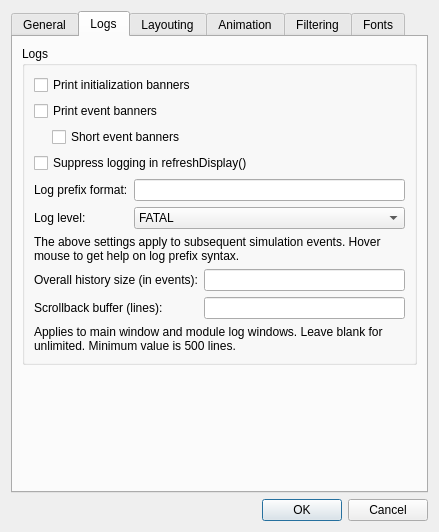
This is src/qtenv/preferencesdialog.ui in omnetpp/omnetpp as Qt 5 draws it before an edit. The edited form follows.
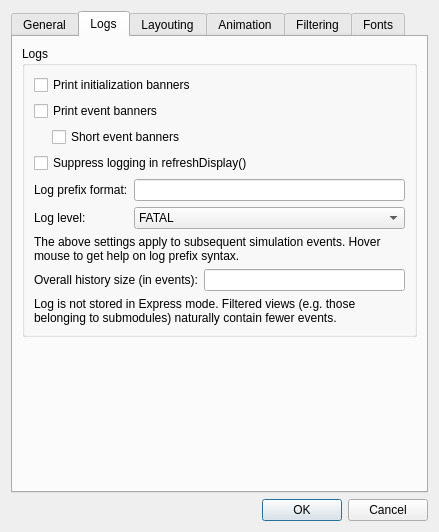
This is the edited form. The open tabs and pages were chosen to show the change.

Commit message: qtenv: Remove the unused scrollbackLimit option. Update the Preferences dialog accordingly.

```diff
--- a/src/qtenv/preferencesdialog.ui
+++ b/src/qtenv/preferencesdialog.ui
@@ -302,22 +302,12 @@
             <item row="0" column="1">
              <widget class="QLineEdit" name="overall"/>
             </item>
-            <item row="1" column="0">
-             <widget class="QLabel" name="scrollbackText">
-              <property name="text">
-               <string>Scrollback buffer (lines):</string>
-              </property>
-             </widget>
-            </item>
-            <item row="1" column="1">
-             <widget class="QLineEdit" name="scrollback"/>
-            </item>
            </layout>
           </item>
           <item>
            <widget class="QLabel" name="applies">
             <property name="text">
-             <string>Applies to main window and module log windows. Leave blank for unlimited. Minimum value is 500 lines.</string>
+             <string>Log is not stored in Express mode. Filtered views (e.g. those belonging to submodules) naturally contain fewer events.</string>
             </property>
             <property name="wordWrap">
              <bool>true</bool>
```
The commit also changes 3 other files.
